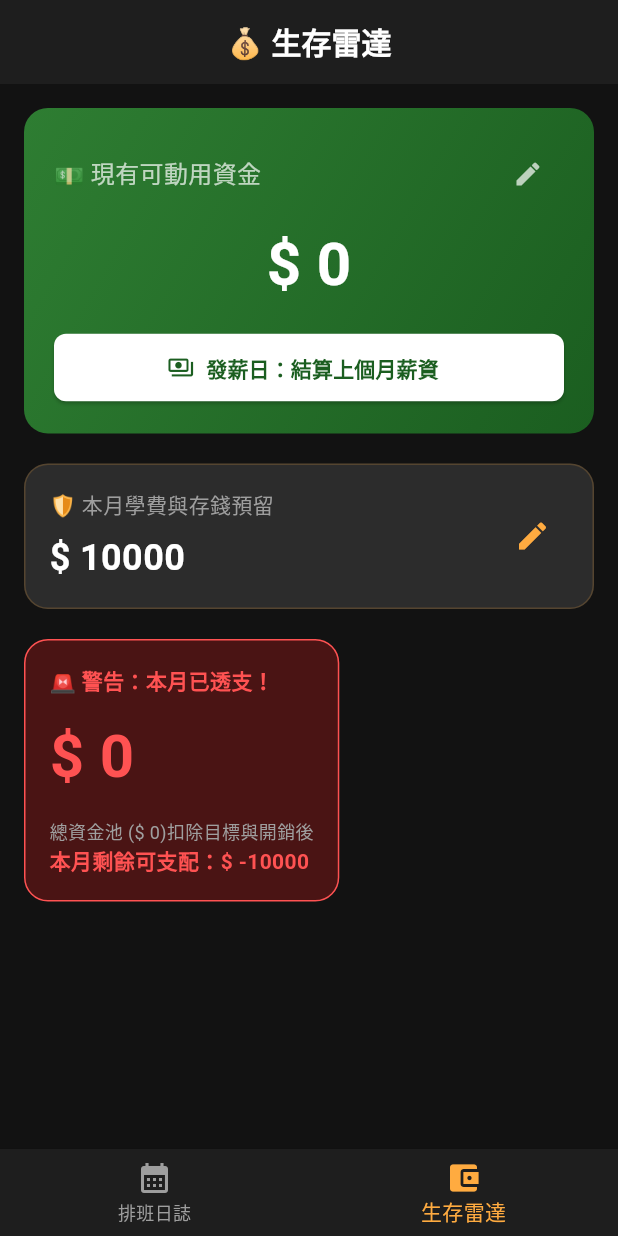
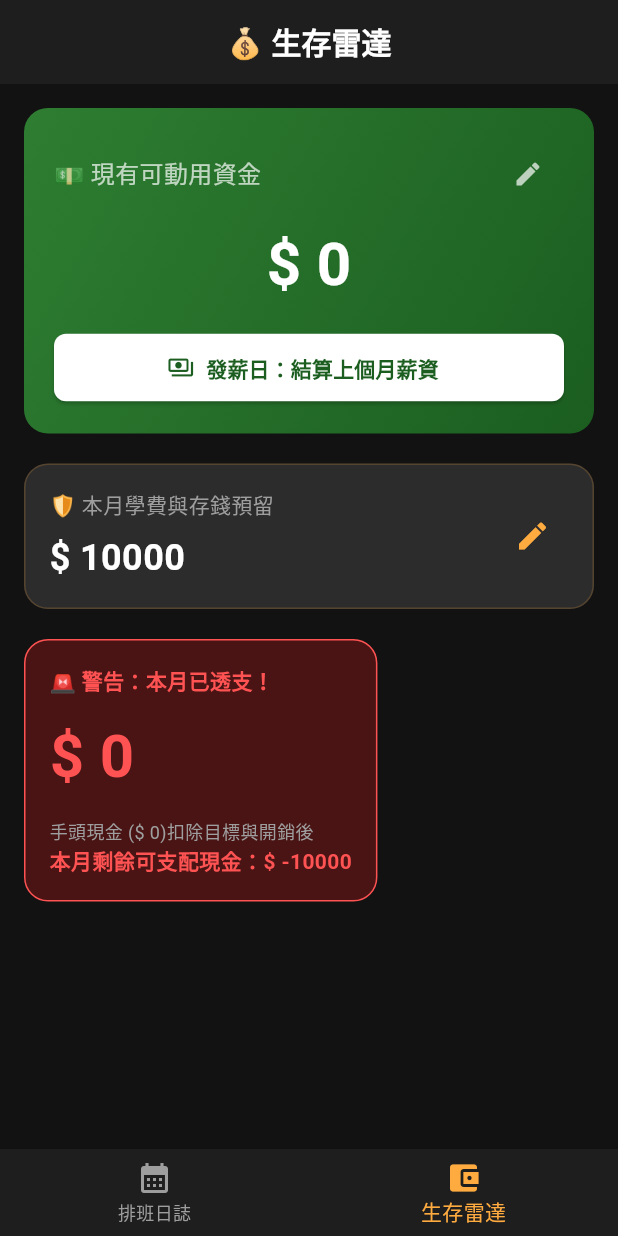
Before and after one commit to AidenPang/ShiftOxApp, a Flutter app: the screen it shows after launch, item 2 of the bottom bar chosen, on a phone screen of 412 x 824 dp. Run offline on Flutter 3.47's test engine with Material 3 defaults, Android fonts, the phone set to English and light mode, and no system bars; our stand-ins replace google_generative_ai, image_picker, shared_preferences, sqflite, table_calendar; accounts and stored records are empty.

Commit message:
優化計算和輸入

```diff
--- a/lib/controllers/schedule_controller.dart
+++ b/lib/controllers/schedule_controller.dart
@@ -382,8 +382,7 @@ class ScheduleController extends ChangeNotifier {
 
   // 🧮 計算「今日伙食安全額度」
   int get dailySafeBudget {
-    int projectedTotalMoney = _currentCash + monthlyTotalSalary;
-    int remainingBudget = projectedTotalMoney - _monthlyTargetSavings;
+    int remainingBudget = _currentCash - _monthlyTargetSavings;
 
     // 如果餘額已經被扣光，代表透支，今天只能吃土（0元）
     if (remainingBudget <= 0) return 0;
--- a/lib/views/finance_page.dart
+++ b/lib/views/finance_page.dart
@@ -52,7 +52,7 @@ class FinancePage extends StatelessWidget {
       listenable: controller,
       builder: (context, child) {
         int safeBudget = controller.dailySafeBudget;
-        int projectedTotalMoney = controller.currentCash + controller.monthlyTotalSalary;
+        int projectedTotalMoney = controller.currentCash;
         int remainingBudget = projectedTotalMoney - controller.monthlyTargetSavings;
         bool isOverspent = remainingBudget <= 0; // 是否吃土
 
@@ -165,9 +165,9 @@ class FinancePage extends StatelessWidget {
                       const SizedBox(height: 12),
                       Text("\$ $safeBudget", style: TextStyle(color: isOverspent ? Colors.redAccent : Colors.greenAccent, fontSize: 40, fontWeight: FontWeight.bold)),
                       const SizedBox(height: 12),
-                      // 💡 說明公式：(現有資金 + 本月預估薪水) - 目標 - 已花費 = 剩餘可支配
-                      Text("總資金池 (\$ $projectedTotalMoney)扣除目標與開銷後", style: const TextStyle(color: Colors.grey, fontSize: 12)),
-                      Text("本月剩餘可支配：\$ $remainingBudget", style: TextStyle(color: isOverspent ? Colors.redAccent : Colors.white70, fontSize: 14, fontWeight: FontWeight.bold)),
+                      // 💡 說明公式：現有資金 - 目標 - 已花費 = 剩餘可支配
+                      Text("手頭現金 (\$ $projectedTotalMoney)扣除目標與開銷後", style: const TextStyle(color: Colors.grey, fontSize: 12)),
+                      Text("本月剩餘可支配現金：\$ $remainingBudget", style: TextStyle(color: isOverspent ? Colors.redAccent : Colors.white70, fontSize: 14, fontWeight: FontWeight.bold)),
                     ],
                   ),
                 ),
--- a/lib/views/widgets/dialogs.dart
+++ b/lib/views/widgets/dialogs.dart
@@ -91,6 +91,7 @@ class _ExpenseDialogState extends State<ExpenseDialog> {
   late final TextEditingController itemController;
   late final TextEditingController amountController;
   late bool _isIncome; // 用來記錄現在使用者選的是收入還是支出
+  final FocusNode _amountFocusNode = FocusNode();
 
   @override
   void initState() {
@@ -111,6 +112,7 @@ class _ExpenseDialogState extends State<ExpenseDialog> {
   Widget build(BuildContext context) {
     bool isEditing = widget.existingExpense != null;
     return AlertDialog(
+      scrollable: true,
       title: Text(
         isEditing
           ? (_isIncome ? "✏️ 修改收入明細" : "✏️ 修改支出明細")
@@ -146,6 +148,10 @@ class _ExpenseDialogState extends State<ExpenseDialog> {
 
           TextField(
             controller: itemController,
+            textInputAction: TextInputAction.next,
+            onSubmitted: (_){
+              FocusScope.of(context).requestFocus(_amountFocusNode);
+            },
             decoration: InputDecoration(
               // 💡 提示文字會跟著切換
               labelText: _isIncome ? "收入來源 (如：賣二手書、零用錢)" : "消費項目 (如：午餐、買飲料)"
--- a/pubspec.yaml
+++ b/pubspec.yaml
@@ -16,7 +16,7 @@ publish_to: 'none' # Remove this line if you wish to publish to pub.dev
 # https://developer.apple.com/library/archive/documentation/General/Reference/InfoPlistKeyReference/Articles/CoreFoundationKeys.html
 # In Windows, build-name is used as the major, minor, and patch parts
 # of the product and file versions while build-number is used as the build suffix.
-version: 1.2.0+2
+version: 1.2.1+2
 
 environment:
   sdk: ^3.12.2
```
